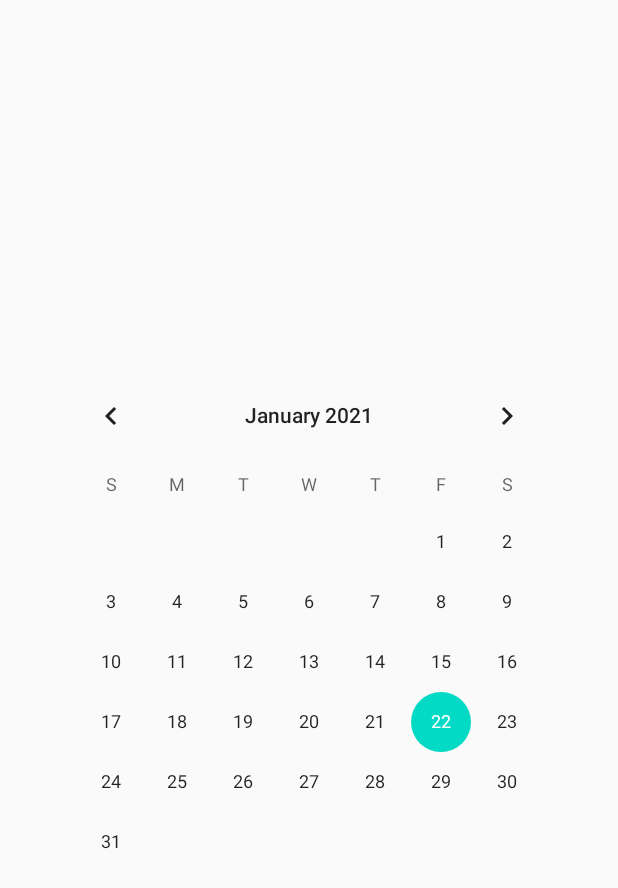
After one commit to TAJMOUTI/AndroidProject, an Android app: the NotebookActivity screen opened directly, with no data from a screen before it, on a phone screen of 412 x 824 dp. The commit adds this screen. Shown: the top 888 px of the screen. Run offline under Robolectric (Android 15) with nearby library versions, the phone set to English and light mode, and no system bars; our stand-ins replace Firebase (no records; nobody signed in at launch, a user with empty details on screens opened directly).

Commit message:
Add a calendarView and get back all elements of the selected date

```diff
--- /dev/null
+++ b/app/src/main/java/com/example/androidproject/NotebookActivity.java
@@ -0,0 +1,109 @@
+package com.example.androidproject;
+
+import androidx.annotation.NonNull;
+import androidx.annotation.RequiresApi;
+import androidx.appcompat.app.AppCompatActivity;
+
+import android.os.Build;
+import android.os.Bundle;
+import android.util.Log;
+import android.widget.CalendarView;
+
+import com.google.android.gms.tasks.OnCompleteListener;
+import com.google.android.gms.tasks.Task;
+import com.google.firebase.Timestamp;
+import com.google.firebase.auth.FirebaseAuth;
+import com.google.firebase.auth.FirebaseUser;
+import com.google.firebase.firestore.FirebaseFirestore;
+import com.google.firebase.firestore.QueryDocumentSnapshot;
+import com.google.firebase.firestore.QuerySnapshot;
+
+import java.util.ArrayList;
+import java.util.Calendar;
+import java.util.Comparator;
+import java.util.Date;
+import java.util.List;
+import java.util.Map;
+
+public class NotebookActivity extends AppCompatActivity {
+
+    // MEMBER DATA
+    final private String TAG = "NotebookActivity";
+    private FirebaseFirestore db;
+    private FirebaseUser user;
+    private String USER_ID;
+    private ArrayList<Map> notebook;
+    private ArrayList<ArrayList<String>> dailyMeals;
+    private CalendarView calendarView;
+
+    @Override
+    protected void onCreate(Bundle savedInstanceState) {
+        super.onCreate(savedInstanceState);
+        setContentView(R.layout.activity_notebook);
+
+        // INITIALIZE VARIABLES
+        db = FirebaseFirestore.getInstance();
+        user = FirebaseAuth.getInstance().getCurrentUser();
+        USER_ID = user.getUid();
+        notebook = new ArrayList<Map>();
+        dailyMeals = new ArrayList<ArrayList<String>>();
+        calendarView = (CalendarView) findViewById(R.id.calendarView);
+
+        // get back notebook of this user
+        db.collection("users").document(USER_ID).collection("notebook")
+            .get()
+            .addOnCompleteListener(new OnCompleteListener<QuerySnapshot>() {
+                @RequiresApi(api = Build.VERSION_CODES.N)
+                @Override
+                public void onComplete(@NonNull Task<QuerySnapshot> task) {
+                    if (task.isSuccessful()) {
+                        for (QueryDocumentSnapshot document : task.getResult()) {
+                            notebook.add(document.getData());
+                        }
+                        // sort notebook by date;
+                        notebook.sort(new DateSorter());
+                        Log.d(TAG, "onComplete: notebook = " + notebook.toString());
+                    } else {
+                        Log.d(TAG, "Error getting documents: ", task.getException());
+                    }
+                }
+            });
+
+        // manage the calendar
+        calendarView.setOnDateChangeListener(new CalendarView.OnDateChangeListener() {
+            @Override
+            public void onSelectedDayChange(@NonNull CalendarView view, int year, int month, int dayOfMonth) {
+                // we loop into the note book in order to find elements with the same date as the date selected on the calendarView
+                for(int i = 0; i < notebook.size(); i++) {
+                    // get the current elements
+                    Map e = (Map) notebook.get(i);
+                    // get the Timestamp of the current element
+                    Timestamp timestamp = (Timestamp) e.get("date");
+                    // convert the timestamp into a calendar date
+                    Calendar cal = Calendar.getInstance();
+                    cal.setTime(timestamp.toDate());
+                    // check if years, month, dayOfMonth are equals
+                    if(cal.get(Calendar.YEAR) == year && cal.get(Calendar.MONTH) == month && cal.get(Calendar.DAY_OF_MONTH) == dayOfMonth) {
+                        // if equal we store the ArrayList of ingredient into the variable : dailyMeals
+                        dailyMeals.add((ArrayList<String>) e.get("list"));
+                    }
+                }
+                Log.d(TAG, "onSelectedDayChange: " + dailyMeals);
+            }
+        });
+    }
+
+    /**
+     * comparator for Map, by Timestamp
+     * Map object must have a field "date" of type Timestamp
+     * used to sort from recent to old
+     */
+    public class DateSorter implements Comparator<Map>
+    {
+        @Override
+        public int compare(Map m1, Map m2) {
+            Timestamp date1 = (Timestamp) m1.get("date"), date2 = (Timestamp) m2.get("date");
+            return date2.compareTo(date1);
+        }
+    }
+}
--- a/app/src/main/java/com/example/androidproject/PictureActivity.java
+++ b/app/src/main/java/com/example/androidproject/PictureActivity.java
@@ -140,6 +140,7 @@ public class PictureActivity extends AppCompatActivity {
                             @Override
                             public void onSuccess(DocumentReference documentReference) {
                                 Toast.makeText(PictureActivity.this, "Saved !", Toast.LENGTH_SHORT).show();
+                                finish();
                             }
                         })
                         .addOnFailureListener(new OnFailureListener() {
--- a/app/src/main/res/layout/activity_main__page.xml
+++ b/app/src/main/res/layout/activity_main__page.xml
@@ -4,6 +4,7 @@
     xmlns:tools="http://schemas.android.com/tools"
     android:layout_width="match_parent"
     android:layout_height="match_parent"
+    android:background="#FFFFFF"
     tools:context=".Main_Page">
 
     <ImageView
@@ -81,9 +82,9 @@
         android:layout_height="wrap_content"
         android:layout_marginBottom="32dp"
         android:background="@drawable/btn_primary"
+        android:paddingHorizontal="10dp"
         android:text="my account"
         android:textColor="#FFFFFF"
-        android:paddingHorizontal="10dp"
         app:layout_constraintBottom_toBottomOf="@+id/linearLayout"
         app:layout_constraintEnd_toEndOf="parent"
         app:layout_constraintStart_toStartOf="parent" />
--- /dev/null
+++ b/app/src/main/res/layout/activity_notebook.xml
@@ -0,0 +1,17 @@
+<?xml version="1.0" encoding="utf-8"?>
+<androidx.constraintlayout.widget.ConstraintLayout xmlns:android="http://schemas.android.com/apk/res/android"
+    xmlns:app="http://schemas.android.com/apk/res-auto"
+    xmlns:tools="http://schemas.android.com/tools"
+    android:layout_width="match_parent"
+    android:layout_height="match_parent"
+    tools:context=".NotebookActivity">
+
+    <CalendarView
+        android:id="@+id/calendarView"
+        android:layout_width="wrap_content"
+        android:layout_height="wrap_content"
+        app:layout_constraintBottom_toBottomOf="parent"
+        app:layout_constraintEnd_toEndOf="parent"
+        app:layout_constraintStart_toStartOf="parent"
+        app:layout_constraintTop_toTopOf="parent" />
+</androidx.constraintlayout.widget.ConstraintLayout>
```
Also changed, not shown: app/src/main/AndroidManifest.xml (+6 -5 lines), app/src/main/java/com/example/androidproject/AccountActivity.java (+9 -0 lines), app/src/main/res/layout/activity_account.xml (+13 -4 lines).
